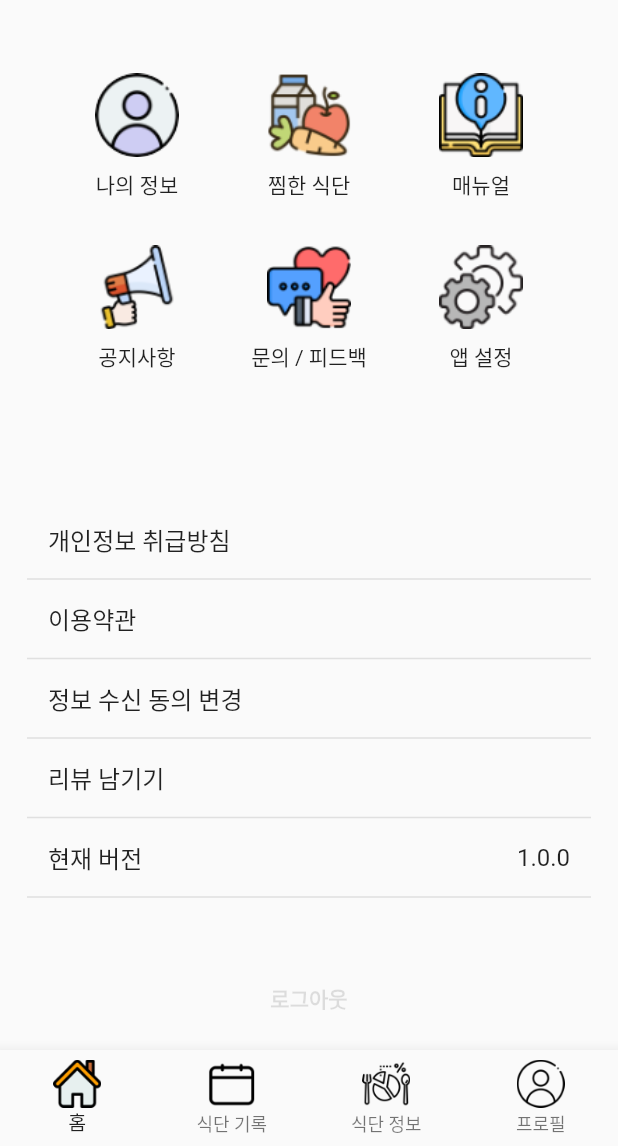
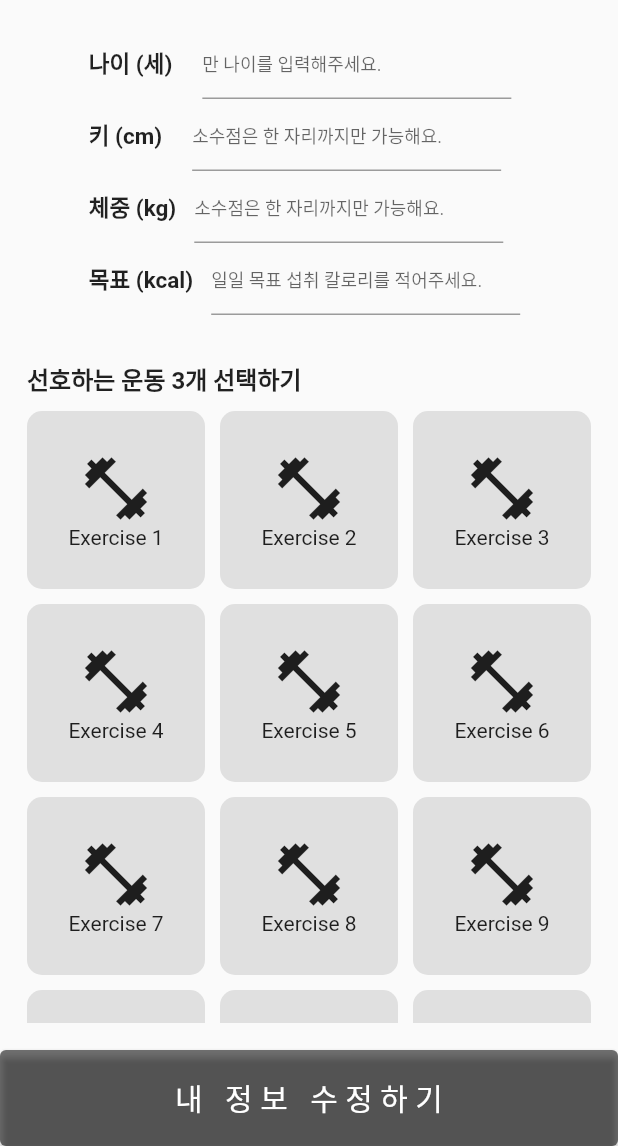
Before and after one commit to MAK-E-AT/Frontend, a Flutter app: the screen it shows after launch, after a tap on "나의 정보", on a phone screen of 412 x 824 dp, the part 90-1236 px from its top. Run offline on Flutter 3.47's test engine with Material 2 defaults, Android fonts, the phone set to English and light mode, and no system bars; our stand-ins replace flutter_dotenv, flutter_hooks, flutter_secure_storage, smooth_page_indicator; missing offline and left inert: flutter_webview_plugin, kakao_flutter_sdk.

Commit message:
feat: 프로필 - 나의 정보 페이지 UI 입력 구현 2023. 04. 26 1. 나이, 키, 체중 입력 <- additional_user_info_screen 입력 필드와 동일하게 적용 2. 일일 목표 섭취 칼로리 입력 추가 ( 숫자 타입 / 10000 미만 / 소수점은 허용 X ) 3. 선호 운동 목록 입력 ( 그리드뷰 / 최대 3개 선택 )

```diff
--- /dev/null
+++ b/makeat_fe/lib/views/profile_user_info_screen.dart
@@ -0,0 +1,187 @@
+import 'package:flutter/material.dart';
+import 'package:makeat_fe/widgets/custom_app_bar.dart';
+import 'package:makeat_fe/widgets/custom_elevated_button.dart';
+
+import '../widgets/custom_text_field.dart';
+
+class ProfileUserInfoScreen extends StatefulWidget {
+  const ProfileUserInfoScreen({super.key});
+
+  @override
+  // ignore: library_private_types_in_public_api
+  _ProfileUserInfoScreenState createState() => _ProfileUserInfoScreenState();
+}
+
+class _ProfileUserInfoScreenState extends State<ProfileUserInfoScreen> {
+
+  final TextEditingController _ageController = TextEditingController();
+  final TextEditingController _heightController = TextEditingController();
+  final TextEditingController _weightController = TextEditingController();
+  final TextEditingController _kcalController = TextEditingController();
+
+  final List<String> _exerciseList = [
+    'Exercise 1',
+    'Exercise 2',
+    'Exercise 3',
+    'Exercise 4',
+    'Exercise 5',
+    'Exercise 6',
+    'Exercise 7',
+    'Exercise 8',
+    'Exercise 9',
+    'Exercise 10',
+    'Exercise 11',
+    'Exercise 12',
+    'Exercise 13',
+    'Exercise 14',
+  ];
+  final List<bool> _isSelected = List.generate(14, (_) => false);
+  int _selectedCount = 0;
+
+  void _handleExerciseTap(int index) {
+    setState(() {
+      if (_isSelected[index]) {
+        _selectedCount--;
+        _isSelected[index] = false;
+      } else if (_selectedCount < 3) {
+        _selectedCount++;
+        _isSelected[index] = true;
+      } else {
+        ScaffoldMessenger.of(context).showSnackBar(
+          const SnackBar(
+            content: Text('최대 3개의 운동만 선택할 수 있습니다.'),
+            duration: Duration(seconds: 1),
+          ),
+        );
+      }
+    });
+  }
+
+  @override
+  Widget build(BuildContext context) {
+    return Scaffold(
+      appBar: const CustomAppBar(),
+      body: SafeArea(
+        child: Container(
+          padding: const EdgeInsets.all(18.0),
+            child: Column(
+              crossAxisAlignment: CrossAxisAlignment.stretch,
+              children: [
+
+                /* 나이
+                  1. 숫자 타입
+                  2. 200 미만
+                  3. 정수만 허용
+                */
+                CustomTextField(
+                  textEditingController: _ageController,
+                  labelText: '나이 (세)',
+                  labelTextSize: 15.0,
+                  hintText: '만 나이를 입력해주세요.',
+                  textFieldWidth: MediaQuery.of(context).size.width * 0.5,
+                  leftWhiteSpaceWidth: MediaQuery.of(context).size.width * 0.1,
+                  rightWhiteSpaceWidth: 20.0,
+                  regExp: r'^^(?!0)[1-9][0-9]?$|^1\d{2}$',
+                ),
+
+                /* 키
+                  1. 숫자 타입
+                  2. 300 이하
+                  3. 소수점은 한 자리까지만 허용
+                */
+                CustomTextField(
+                  textEditingController: _heightController,
+                  labelText: '키 (cm)',
+                  labelTextSize: 15.0,
+                  hintText: '소수점은 한 자리까지만 가능해요.',
+                  textFieldWidth: MediaQuery.of(context).size.width * 0.5,
+                  leftWhiteSpaceWidth: MediaQuery.of(context).size.width * 0.1,
+                  rightWhiteSpaceWidth: 20.0,
+                  regExp: r'^(?!0)([1-2]?\d{0,2}(\.\d{0,1})?|300(\.0)?)$',
+                ),
+
+                /* 체중
+                  1. 숫자 타입
+                  2. 200 이하
+                  3. 소수점은 한 자리까지만 허용
+                */
+                CustomTextField(
+                  textEditingController: _weightController,
+                  labelText: '체중 (kg)',
+                  labelTextSize: 15.0,
+                  hintText: '소수점은 한 자리까지만 가능해요.',
+                  textFieldWidth: MediaQuery.of(context).size.width * 0.5,
+                  leftWhiteSpaceWidth: MediaQuery.of(context).size.width * 0.1,
+                  rightWhiteSpaceWidth: 12.0,
+                  regExp: r'^(?!0)(\d{0,2}(\.\d{0,1})?|200(\.0)?)$',
+                ),
+
+                /* 일일 목표 섭취 칼로리
+                  1. 숫자 타입
+                  2. 10000 미만
+                  3. 소수점은 허용 X
+                */
+                CustomTextField(
+                  textEditingController: _kcalController,
+                  labelText: '목표 (kcal)',
+                  labelTextSize: 15.0,
+                  hintText: '일일 목표 섭취 칼로리를 적어주세요.',
+                  textFieldWidth: MediaQuery.of(context).size.width * 0.5,
+                  leftWhiteSpaceWidth: MediaQuery.of(context).size.width * 0.1,
+                  rightWhiteSpaceWidth: 12.0,
+                  regExp: r'^(?!0)\d{1,4}$',
+                ),
+
+                const SizedBox(height: 30.0,),
+
+                const Text(
+                  '선호하는 운동 3개 선택하기',
+                  style: TextStyle(fontSize: 16.0, fontWeight: FontWeight.bold),
+                ),
+                const SizedBox(height: 10.0),
+                Expanded(
+                  child: GridView.builder(
+                    itemCount: _exerciseList.length,
+                    gridDelegate: const SliverGridDelegateWithFixedCrossAxisCount(
+                      crossAxisCount: 3,
+                      crossAxisSpacing: 10.0,
+                      mainAxisSpacing: 10.0,
+                      childAspectRatio: 1.0,
+                    ),
+                    itemBuilder: (BuildContext context, int index) {
+                      return GestureDetector(
+                        onTap: () {
+                          _handleExerciseTap(index);
+                        },
+                        child: Container(
+                          decoration: BoxDecoration(
+                            color: _isSelected[index]
+                                ? Colors.greenAccent
+                                : Colors.grey[300],
+                            borderRadius: BorderRadius.circular(10.0),
+                          ),
+                          child: Column(
+                            mainAxisAlignment: MainAxisAlignment.center,
+                            children: [
+                              const Icon(
+                                Icons.fitness_center,
+                                size: 50.0,
+                              ),
+                              Text(_exerciseList[index]),
+                            ],
+                          ),
+                        ),
+                      );
+                    },
+                  ),
+                ),
+              ],
+            ),
+          ),
+        ),
+      bottomNavigationBar: const CustomElevatedButton(
+        buttonText: '내   정 보   수 정 하 기',
+      ),
+    );
+  }
+}
--- a/makeat_fe/lib/views/profile_user_screen.dart
+++ b/makeat_fe/lib/views/profile_user_screen.dart
@@ -1,4 +1,5 @@
 import 'package:flutter/material.dart';
+import 'package:makeat_fe/views/profile_user_info_screen.dart';
 import 'package:makeat_fe/widgets/custom_app_bar.dart';
 import 'package:makeat_fe/widgets/custom_grid_view.dart';
 import 'package:makeat_fe/widgets/custom_list_view.dart';
@@ -16,10 +17,10 @@ class ProfileUserScreen extends StatelessWidget {
           padding: const EdgeInsets.all(18.0),
             child: Column(
               crossAxisAlignment: CrossAxisAlignment.stretch,
-              children: const [
+              children: [
                 Expanded(
                   child: CustomGridView(
-                    menuTitles: [
+                    menuTitles: const [
                       '나의 정보',
                       '찜한 식단',
                       '매뉴얼',
@@ -27,7 +28,7 @@ class ProfileUserScreen extends StatelessWidget {
                       '문의 / 피드백',
                       '앱 설정',
                     ],
-                    menuImages: [
+                    menuImages: const [
                       'assets/images/profile_menu/myInfo.png',
                       'assets/images/profile_menu/favorite.png',
                       'assets/images/profile_menu/manual.png',
@@ -35,9 +36,17 @@ class ProfileUserScreen extends StatelessWidget {
                       'assets/images/profile_menu/feedback.png',
                       'assets/images/profile_menu/settings.png',
                     ],
+                    onTap: [
+                      () async { Navigator.push(context, MaterialPageRoute(builder: (context) => const ProfileUserInfoScreen())); },
+                      () async { Navigator.push(context, MaterialPageRoute(builder: (context) => const ProfileUserInfoScreen())); },
+                      () async { Navigator.push(context, MaterialPageRoute(builder: (context) => const ProfileUserInfoScreen())); },
+                      () async { Navigator.push(context, MaterialPageRoute(builder: (context) => const ProfileUserInfoScreen())); },
+                      () async { Navigator.push(context, MaterialPageRoute(builder: (context) => const ProfileUserInfoScreen())); },
+                      () async { Navigator.push(context, MaterialPageRoute(builder: (context) => const ProfileUserInfoScreen())); },
+                    ],
                   ),
                 ),
-                Expanded(
+                const Expanded(
                   child: CustomListView(
                     itemList: [
                       ['개인정보 취급방침'],
@@ -50,7 +59,7 @@ class ProfileUserScreen extends StatelessWidget {
                   )
                 ),
                     // 로그아웃 버튼
-                Padding(
+                const Padding(
                   padding: EdgeInsets.symmetric(vertical: 6.0),
                   child: Text(
                     '로그아웃',
--- a/makeat_fe/lib/widgets/custom_grid_view.dart
+++ b/makeat_fe/lib/widgets/custom_grid_view.dart
@@ -3,6 +3,7 @@ import 'package:flutter/material.dart';
 class CustomGridView extends StatelessWidget {
   final List<String> menuTitles;
   final List<String> menuImages;
+  final List<Future<void> Function()> onTap;
   final double imgWidth;
   final double imgHeight;
   final int crossAxisCount;
@@ -14,6 +15,7 @@ class CustomGridView extends StatelessWidget {
     Key? key,
     required this.menuTitles,
     required this.menuImages,
+    required this.onTap,
     this.imgWidth = 56.0,
     this.imgHeight = 56.0,
     this.crossAxisCount = 3,
@@ -21,6 +23,10 @@ class CustomGridView extends StatelessWidget {
     this.crossAxisSpacing = 0.0,
     this.padding = const EdgeInsets.all(16.0),
   }) : super(key: key);
+
+  void _onTapHandler(int index) async {
+    await onTap[index]();
+  }
 
   @override
   Widget build(BuildContext context) {
@@ -35,7 +41,7 @@ class CustomGridView extends StatelessWidget {
         (index) => GridTile(
           child: GestureDetector(
             onTap: () {
-              // 클릭 이벤트에 대한 코드 추가
+              _onTapHandler(index);
             },
             child: Column(
               mainAxisAlignment: MainAxisAlignment.center,
--- a/makeat_fe/lib/widgets/custom_text_field.dart
+++ b/makeat_fe/lib/widgets/custom_text_field.dart
@@ -14,7 +14,8 @@ class CustomTextField extends StatelessWidget {
 
 
 
-  const CustomTextField({super.key,
+  const CustomTextField({
+    super.key,
     required this.textEditingController,
     required this.labelText,
     required this.labelTextSize,
```
